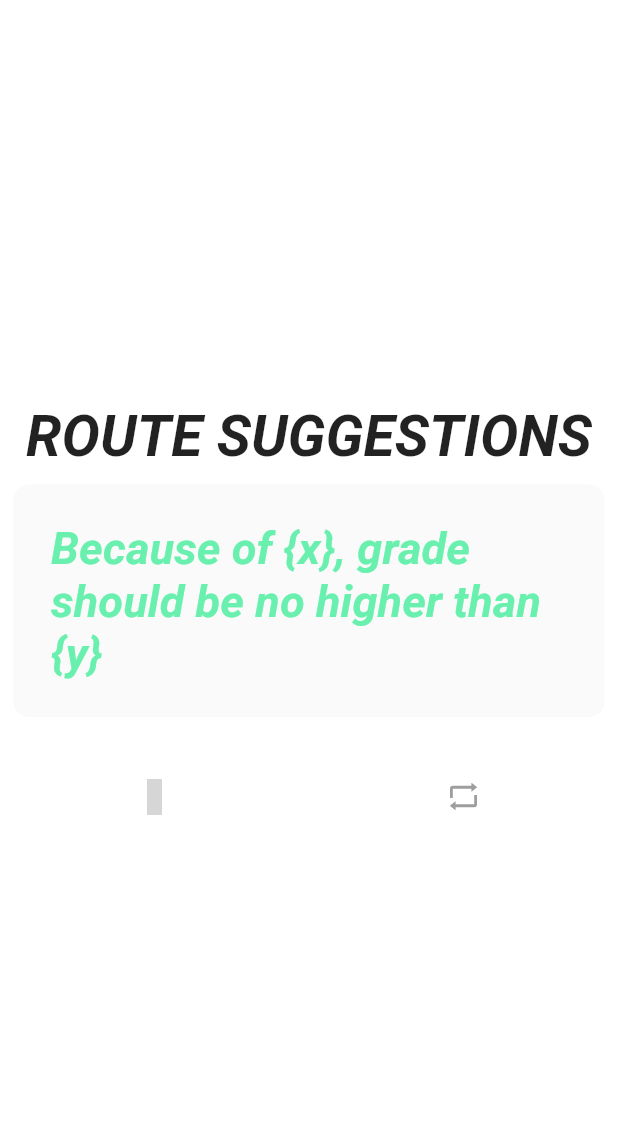
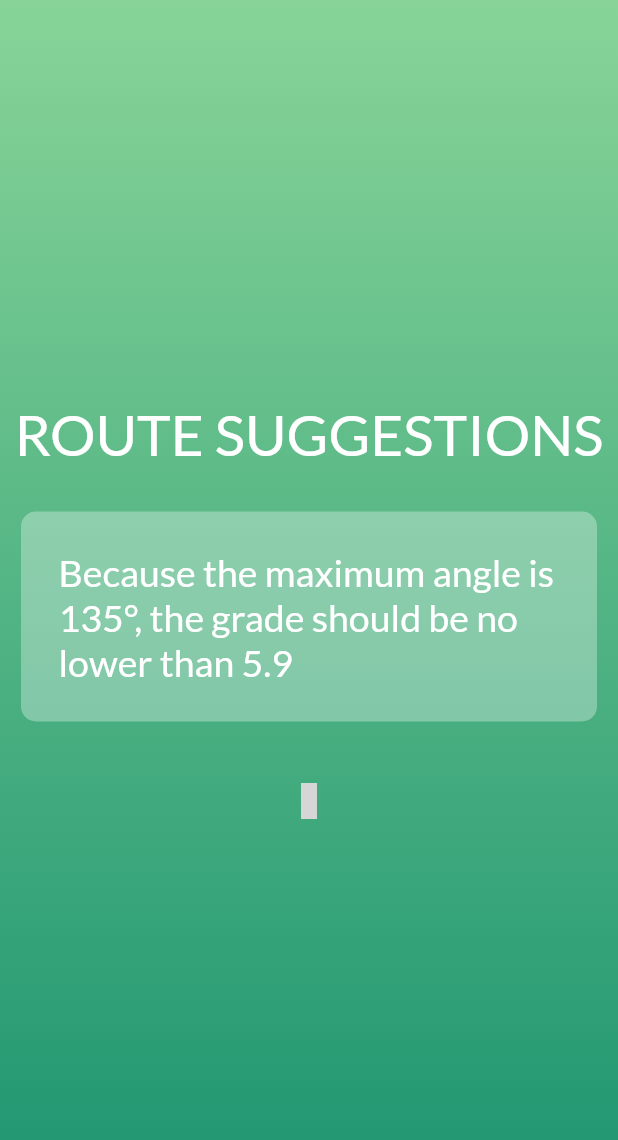
Before and after one commit to warpaltarpers/climb-grader, a Flutter app: the FormPage screen opened by its route, after a tap on "GENERATE", on a phone screen of 412 x 824 dp. Shown: the top 1140 px of the screen. Run offline on Flutter 3.47's test engine with Material 2 defaults, Android fonts, the phone set to English and light mode, and no system bars; our stand-ins replace flutter_icons, google_fonts; missing offline and left inert: carousel_select_widget; statements that could not run were skipped; grey boxes are pictures that could not be loaded.

Commit message:
Design and message hard-coded

```diff
--- a/lib/components/climbing_enums.dart
+++ b/lib/components/climbing_enums.dart
@@ -1,5 +1,3 @@
-import 'package:flutter/material.dart';
-
 enum GradingSystem {
   yosemite,
   ewbank,
--- a/lib/components/constants.dart
+++ b/lib/components/constants.dart
@@ -1,4 +1,5 @@
 import 'package:flutter/material.dart';
+import 'package:google_fonts/google_fonts.dart';
 
 const kCardTextColor = Color(0xFFFFFFFF);
 
@@ -7,10 +8,20 @@ const kCardTextStyle = TextStyle(
   color: kCardTextColor,
 );
 
-const kLabelTextStyle = TextStyle(
-  fontSize: 18.0,
-  color: kCardTextColor,
-  fontWeight: FontWeight.w900,
+TextStyle kLabelTextStyle = GoogleFonts.lato(
+  textStyle: TextStyle(
+    fontSize: 18.0,
+    color: kCardTextColor,
+    fontWeight: FontWeight.w900,
+  )
+);
+
+TextStyle kResultsStyle = GoogleFonts.lato(
+  textStyle: TextStyle(
+    fontSize: 25.0,
+    color: kCardTextColor,
+    fontWeight: FontWeight.w500,
+  )
 );
 
 const kDegreeSymbol = TextStyle(
@@ -21,16 +32,13 @@ const kDegreeSymbol = TextStyle(
 
 const kNumberTextStyle = TextStyle(
   fontSize: 50.0,
-  fontWeight: FontWeight.w900,
+  fontWeight: FontWeight.w400,
   color: kCardTextColor,
 );
 
 const kColorGradient = [
-  Color(0xFF05668D),
-  // Color(0xFF028090),
-  // Color(0xFF00A896),
-  Color(0xFF02C39A),
-  // Color(0xFFF0F3BD)
+  Color(0xFF1a936f),
+  Color(0xFF88d498),
 ];
 
 const kActiveCardColor = Color(0x50FFFFFF);
--- a/lib/components/functions.dart
+++ b/lib/components/functions.dart
@@ -1,5 +1,4 @@
 import 'package:climb_grader/components/climbing_enums.dart';
-import 'package:flutter/material.dart';
 
 GradingSystem parseSystem(String iS) {
   GradingSystem rS;
--- a/lib/screens/form.dart
+++ b/lib/screens/form.dart
@@ -1,12 +1,10 @@
 import 'package:climb_grader/components/bottom_button.dart';
 import 'package:climb_grader/components/reusable_card.dart';
-import 'package:climb_grader/screens/results.dart';
 import 'package:flutter/material.dart';
 import 'package:flutter/cupertino.dart';
 import '../components/climbing_enums.dart' as sys;
 import '../components/constants.dart';
 import '../components/round_icon_button.dart';
-import 'dart:io' show Platform;
 import 'package:carousel_select_widget/carousel_select_widget.dart';
 
 class FormPage extends StatefulWidget {
@@ -37,6 +35,8 @@ class _FormPageState extends State<FormPage> {
         child: SafeArea(
           child: Center(
             child: Column(
+              mainAxisAlignment: MainAxisAlignment.center,
+              crossAxisAlignment: CrossAxisAlignment.center,
               children: <Widget>[
                 ReusableCard(
                   cardColor: kActiveCardColor,
@@ -146,11 +146,17 @@ class _FormPageState extends State<FormPage> {
                     ),
                   ),
                 ),
-                BottomButton(
-                  onTap: () {
+                ReusableCard(
+                  onPress: () {
                     Navigator.pushNamed(context, '/results');
                   },
-                  buttonTitle: 'GENERATE',
+                  cardChild: Center(
+                    child: Padding(
+                      padding: EdgeInsets.all(15.0),
+                      child: Text('GENERATE', style: kLabelTextStyle),
+                    ),
+                  ),
+                  cardColor: Color(0xFFFFFFFF).withOpacity(0.0),
                 )
               ],
             ),
--- a/lib/screens/results.dart
+++ b/lib/screens/results.dart
@@ -2,8 +2,7 @@ import 'package:flutter/material.dart';
 import 'package:google_fonts/google_fonts.dart';
 import 'package:flutter_icons/flutter_icons.dart';
 import '../components/reusable_card.dart';
-
-Color mainColor = Color(0xFFffffff);
+import '../components/constants.dart';
 
 class ResultsPage extends StatefulWidget {
   @override
@@ -11,39 +10,45 @@ class ResultsPage extends StatefulWidget {
 }
 
 class _ResultsPageState extends State<ResultsPage> {
-
   @override
   Widget build(BuildContext context) {
-    return Scaffold(
-      backgroundColor: mainColor,
-      body: new Column(
+    return Scaffold (
+      body: Container(
+        decoration: BoxDecoration(
+          gradient: LinearGradient(
+            begin: Alignment.bottomCenter,
+            end: Alignment.topCenter,
+            colors: kColorGradient
+          )
+        ),
+        child: SafeArea(
+          child: Center(
+            child: Padding(
+              padding: const EdgeInsets.all(5.0),
+              child: Column(
                 mainAxisAlignment: MainAxisAlignment.center,
                 crossAxisAlignment: CrossAxisAlignment.center,
                 children: <Widget>[
-          Center(
-            child: Text(
+                  Text(
                     'ROUTE SUGGESTIONS',
-              style: GoogleFonts.titilliumWeb(
-                fontStyle: FontStyle.italic,
-                fontWeight: FontWeight.w600,
-                fontSize: 38.0
+                    style: GoogleFonts.lato(
+                      fontStyle: FontStyle.normal,
+                      fontWeight: FontWeight.w400,
+                      fontSize: 38.0,
+                      color: Color(0xFFFFFFFF)
                     ),
                   ),
+                  SizedBox(
+                    width: 20.0,
+                    height: 20.0
                   ),
-          Center(
-            child: ReusableCard(
-              cardColor: Color(0xfffafafa),
+                  ReusableCard(
+                    cardColor: Color(0x50FFFFFF),
                     cardChild: Padding(
                       padding: const EdgeInsets.all(25.0),
                       child: Text(
-                  'Because of \{x\}, grade should be no higher than \{y\}',
-                  style: GoogleFonts.titilliumWeb(
-                    fontStyle: FontStyle.italic,
-                    fontWeight: FontWeight.w600,
-                    fontSize: 30.0,
-                    color: Colors.greenAccent
-                  ),
-                ),
+                        'Because the maximum angle is 135°, the grade should be no lower than 5.9',
+                        style: kResultsStyle,
                       ),
                     ),
                   ),
@@ -51,25 +56,17 @@ class _ResultsPageState extends State<ResultsPage> {
                     width: 20.0,
                     height: 20.0
                   ),
-          Row(
-            children: <Widget>[
-              new Expanded(
-                child: IconButton(
+                  IconButton(
                     onPressed: () {
                       Navigator.pushNamed(context, '/');
                     },
-                  icon: Icon(AntDesign.back)
-                )
-              ),
-              new Expanded(
-                child: IconButton(
-                  onPressed: null,
-                  icon: Icon(AntDesign.retweet)
-                )
+                    icon: Icon(AntDesign.back, color: Colors.white,)
                   ),
                 ],
               ),
-        ],
+            ),
+          ),
+        ),
       ),
     );
   }
--- a/lib/screens/start_screen.dart
+++ b/lib/screens/start_screen.dart
@@ -26,6 +26,7 @@ class _StartState extends State<Start> {
             colors: kColorGradient
           )
         ),
+        child: SafeArea(
           child: Center(
             child: Column(
               mainAxisAlignment: MainAxisAlignment.center,
@@ -81,6 +82,7 @@ class _StartState extends State<Start> {
               ],
             ),
           ),
+        ),
       )
     );
   }
```
Also changed, not shown: lib/components/text_card.dart (deleted, +0 -59 lines). Lines whose indentation alone changed are shown as unchanged.
